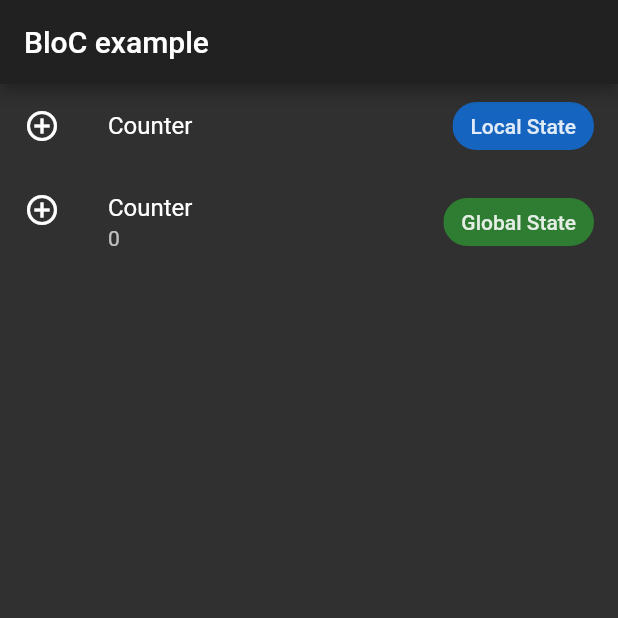
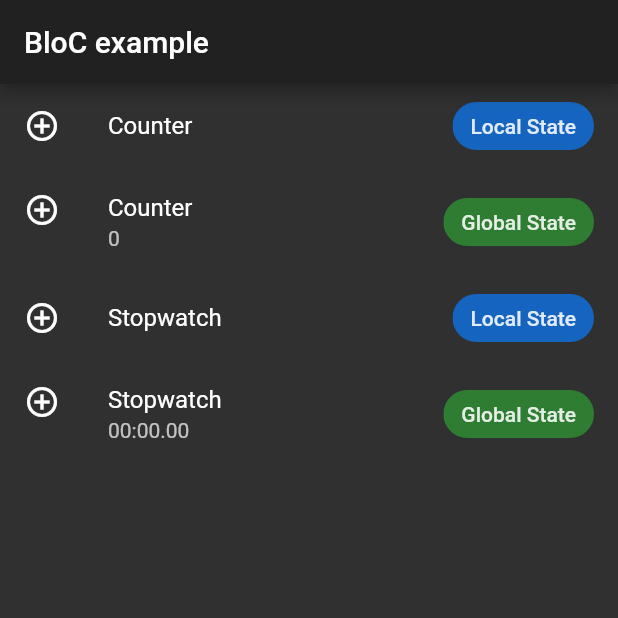
Before and after one commit to cgustav/learn_flutter, a Flutter app: the screen it shows after launch, on a phone screen of 412 x 824 dp, the top half of it. Run offline on Flutter 3.47's test engine with Material 2 defaults, Android fonts, the phone set to English and light mode, and no system bars; our stand-ins replace equatable, rxdart.

Commit message:
part 3 pre lib refactor

```diff
--- a/learn_bloc_arch_implementation/lib/counter_bloc.dart
+++ b/learn_bloc_arch_implementation/lib/blocs/counter_bloc.dart
@@ -1,4 +1,4 @@
-import 'bloc/bloc.dart';
+import 'package:learn_bloc_arch_implementation/bloc/bloc.dart';
 import 'package:learn_bloc_arch_implementation/bloc/transitions.dart';
 
 enum CounterEvent { increment, decrement, reset }
--- /dev/null
+++ b/learn_bloc_arch_implementation/lib/blocs/stopwatch_bloc.dart
@@ -0,0 +1,167 @@
+import 'package:equatable/equatable.dart';
+import 'package:meta/meta.dart';
+import 'dart:async';
+import 'package:learn_bloc_arch_implementation/bloc/bloc.dart';
+
+/// Eventos
+/// ---
+/// En este caso, a diferencia de [CounterBloc]
+/// [StopWatchBloc] no solo consta de eventos
+/// del tipo enum, ya que consta de lógica compleja
+/// como en el caso del evento [update] necesita
+/// input de datos.
+/// Al ser un Bloc más complejo, necesitaremos
+/// implementar la librería [Equatable]
+///
+// // enum StopWatchEvent { start, stop, reset, update }
+abstract class StopwatchEvent extends Equatable {
+  StopwatchEvent([List props = const []]);
+
+  @override
+  List<Object> get props => props;
+}
+
+class StartStopWatch extends StopwatchEvent {
+  @override
+  String toString() => 'StartStopwatch';
+}
+
+class StopStopWatch extends StopwatchEvent {
+  @override
+  String toString() => 'StopStopwatch';
+}
+
+class ResetStopWatch extends StopwatchEvent {
+  @override
+  String toString() => 'ResetStopWatch';
+}
+
+class UpdateStopWatch extends StopwatchEvent {
+  final Duration time;
+
+  UpdateStopWatch(this.time) : super([time]);
+
+  @override
+  String toString() =>
+      'UpdateStopwatch {timeInMilliseconds: ${time.inMilliseconds}}';
+}
+
+///Estados
+///---
+///
+
+class StopwatchState extends Equatable {
+  final Duration time;
+  final bool isInitial;
+  final bool isRunning;
+  final bool isSpecial;
+
+  StopwatchState({
+    @required this.time,
+    @required this.isInitial,
+    @required this.isRunning,
+    @required this.isSpecial,
+  });
+
+  factory StopwatchState.initial() {
+    return StopwatchState(
+      time: Duration(milliseconds: 0),
+      isInitial: true,
+      isRunning: false,
+      isSpecial: false,
+    );
+  }
+
+  int get minutes => time.inMinutes.remainder(60);
+  int get seconds => time.inSeconds.remainder(60);
+  int get hundredths => (time.inMilliseconds / 10).floor().remainder(100);
+
+  String get timeFormatted {
+    String toTwoDigits(int n) {
+      if (n >= 10) return "$n";
+      return "0$n";
+    }
+
+    return '${toTwoDigits(minutes)}:${toTwoDigits(seconds)}.${toTwoDigits(hundredths)}';
+  }
+
+  StopwatchState copyWith({
+    Duration time,
+    bool isInitial,
+    bool isRunning,
+    bool isSpecial,
+  }) {
+    return StopwatchState(
+      time: time ?? this.time,
+      isInitial: isInitial ?? this.isInitial,
+      isRunning: isRunning ?? this.isRunning,
+      isSpecial: isSpecial ?? this.isSpecial,
+    );
+  }
+
+  @override
+  List<Object> get props => [time, isInitial, isRunning, isSpecial];
+
+  @override
+  String toString() =>
+      'StopwatchState { timeFormated: $timeFormatted, isInitial: $isInitial, isRunning: $isRunning, isSpecial: $isSpecial }';
+}
+
+///BLOC
+///---
+///
+
+class StopwatchBloc extends Bloc<StopwatchEvent, StopwatchState> {
+  int _elapsedTimeInMilliseconds = 0;
+  StreamSubscription _streamPeriodSubscription;
+
+  @override
+  void dispose() {
+    _streamPeriodSubscription?.cancel();
+    _streamPeriodSubscription = null;
+
+    super.dispose();
+  }
+
+  @override
+  StopwatchState get initialState => StopwatchState.initial();
+
+  @override
+  Stream<StopwatchState> mapEventToState(StopwatchEvent event) async* {
+    //Start StopWatch Event
+    //->Update StopWatch every 10 milliseconds State
+    if (event is StartStopWatch) {
+      if (_streamPeriodSubscription == null)
+        _streamPeriodSubscription =
+            Stream.periodic(Duration(milliseconds: 10)).listen((_) {
+          _elapsedTimeInMilliseconds += 10;
+          dispatch(UpdateStopWatch(
+              Duration(milliseconds: _elapsedTimeInMilliseconds)));
+        });
+    }
+    //Update Stopwatch Event
+    else if (event is UpdateStopWatch) {
+      final bool isSpecial = event.time.inMilliseconds % 3000 == 0;
+
+      yield StopwatchState(
+        time: event.time,
+        isInitial: false,
+        isRunning: true,
+        isSpecial: isSpecial,
+      );
+      //Stop Stopwatch Event
+      // -> Copy of Stopwatch State with [isRunning] false
+    } else if (event is StopStopWatch) {
+      _streamPeriodSubscription.cancel();
+      _streamPeriodSubscription = null;
+
+      yield currentState.copyWith(isRunning: false);
+    }
+    //Reset Stopwatch Event
+    // -> Stopwatch with [initial] State
+    else if (event is ResetStopWatch) {
+      _elapsedTimeInMilliseconds = 0;
+      if (!currentState.isRunning) yield StopwatchState.initial();
+    }
+  }
+}
--- a/learn_bloc_arch_implementation/lib/counter_screen_v1.dart
+++ b/learn_bloc_arch_implementation/lib/counter_screen_v1.dart
@@ -1,5 +1,5 @@
 import 'package:flutter/material.dart';
-import 'package:learn_bloc_arch_implementation/counter_bloc.dart';
+import 'package:learn_bloc_arch_implementation/blocs/counter_bloc.dart';
 import 'package:learn_bloc_arch_implementation/flutter_bloc/bloc_builder.dart';
 import 'action_button.dart';
 
--- /dev/null
+++ b/learn_bloc_arch_implementation/lib/flutter_bloc/bloc_listener.dart
@@ -0,0 +1,87 @@
+import 'dart:async';
+
+import 'package:flutter/widgets.dart';
+import 'package:learn_bloc_arch_implementation/bloc/bloc.dart';
+
+typedef BlocWidgetListener<S> = void Function(BuildContext context, S state);
+
+class BlocListener<E, S> extends StatefulWidget {
+  final Bloc<E, S> bloc;
+  final BlocWidgetListener<S> listener;
+  final Widget child;
+
+  BlocListener({
+    Key key,
+    this.bloc,
+    this.listener,
+    this.child,
+  })  : assert(bloc != null),
+        assert(listener != null),
+        super(key: key);
+
+  BlocListener<E, S> copyWith(Widget child) {
+    return BlocListener<E, S>(
+      key: key,
+      bloc: bloc,
+      listener: listener,
+      child: child,
+    );
+  }
+
+  // BlocListener<E,S> copyWith({Bloc<E,S> bloc, BlocWidgetListener listener, Widget child,})=>{}
+
+  @override
+  _BlocListenerState<E, S> createState() => _BlocListenerState<E, S>();
+}
+
+class _BlocListenerState<E, S> extends State<BlocListener<E, S>> {
+  StreamSubscription<S> _subscription;
+
+  @override
+  void initState() {
+    super.initState();
+    _subscribe();
+  }
+
+  @override
+  void dispose() {
+    _unsubscribe();
+    super.dispose();
+  }
+
+  @override
+  void didUpdateWidget(BlocListener<E, S> oldWidget) {
+    super.didUpdateWidget(oldWidget);
+    if (oldWidget.bloc.state != widget.bloc.state) {
+      if (_subscription != null) _unsubscribe();
+      _subscribe();
+    }
+  }
+
+  @override
+  Widget build(BuildContext context) {
+    return widget.child;
+  }
+
+  ///Escucha el listener de entrada del bloc objetivo
+  ///y emite eventos correspondientes a los widgets
+  ///implementados con [BlocListener].
+  ///
+  ///Por defecto evita escuchar el primer elemento
+  ///de entrada.
+  void _subscribe() {
+    if (widget.bloc.state != null)
+      _subscription = widget.bloc.state.skip(1).listen((S state) {
+        widget.listener.call(context, state);
+      });
+  }
+
+  ///Cierra el listener asociado y
+  ///la variable subscription
+  void _unsubscribe() {
+    if (_subscription != null) {
+      _subscription.cancel();
+      _subscription = null;
+    }
+  }
+}
--- /dev/null
+++ b/learn_bloc_arch_implementation/lib/flutter_bloc/bloc_listener_tree.dart
@@ -0,0 +1,27 @@
+import 'package:flutter/widgets.dart';
+import 'package:learn_bloc_arch_implementation/flutter_bloc/bloc_listener.dart';
+import 'bloc_provider.dart';
+
+class BlocListenerTree extends StatelessWidget {
+  final List<BlocListener> blocListeners;
+  final Widget child;
+
+  BlocListenerTree({
+    Key key,
+    @required this.blocListeners,
+    @required this.child,
+  })  : assert(blocListeners != null),
+        assert(child != null),
+        super(key: key);
+
+  @override
+  Widget build(BuildContext context) {
+    Widget tree = child;
+
+    for (var blocListener in blocListeners.reversed) {
+      tree = blocListener.copyWith(tree);
+    }
+
+    return tree;
+  }
+}
--- a/learn_bloc_arch_implementation/lib/flutter_bloc/bloc_provider.dart
+++ b/learn_bloc_arch_implementation/lib/flutter_bloc/bloc_provider.dart
@@ -1,22 +1,30 @@
 import 'package:flutter/widgets.dart';
 import 'package:learn_bloc_arch_implementation/bloc/bloc.dart';
 
-class BlocProvider<T extends Bloc<dynamic, dynamic>> extends InheritedWidget {
-  final T bloc;
+typedef BlocProviderBuilder<T extends Bloc<dynamic, dynamic>> = T Function(
+    BuildContext context);
+
+class BlocProvider<T extends Bloc<dynamic, dynamic>> extends StatefulWidget {
+  // final T bloc;
   final Widget child;
-
+  final bool dispose;
+  final BlocProviderBuilder<T> builder;
   BlocProvider({
     Key key,
-    @required this.bloc,
+    @required this.builder,
     this.child,
-  })  : assert(bloc != null),
-        super(key: key, child: child);
+    this.dispose = true,
+  })  : assert(builder != null),
+        super(key: key);
+
+  @override
+  _BlocProviderState<T> createState() => _BlocProviderState<T>();
 
   static T of<T extends Bloc<dynamic, dynamic>>(BuildContext context) {
-    // final type = _typeof<BlocProvider<T>>();
-    final BlocProvider<T> provider = context
-        .getElementForInheritedWidgetOfExactType<BlocProvider<T>>()
-        ?.widget as BlocProvider<T>;
+    // final type = _typeof<_InheritedBlocProvider<T>>();
+    final _InheritedBlocProvider<T> provider = context
+        .getElementForInheritedWidgetOfExactType<_InheritedBlocProvider<T>>()
+        ?.widget as _InheritedBlocProvider<T>;
 
     if (provider == null)
       throw FlutterError(
@@ -25,12 +33,62 @@ class BlocProvider<T extends Bloc<dynamic, dynamic>> extends InheritedWidget {
       return provider?.bloc;
   }
 
-  ///Retorna una copia del bloc provider cambiando el child
   BlocProvider<T> copyWith(Widget child) => BlocProvider<T>(
         key: key,
-        bloc: bloc,
+        // dispose: dispose,
+        builder: builder,
         child: child,
       );
+}
+
+class _BlocProviderState<T extends Bloc<dynamic, dynamic>>
+    extends State<BlocProvider<T>> {
+  T _bloc;
+
+  @override
+  void initState() {
+    super.initState();
+    _bloc = widget.builder(context);
+    if (_bloc == null)
+      throw FlutterError('BlocProvider builder method did not return a Bloc');
+  }
+
+  @override
+  void dispose() {
+    if (widget.dispose ?? true) {
+      _bloc.dispose();
+    }
+    super.dispose();
+  }
+
+  @override
+  Widget build(BuildContext context) {
+    return _InheritedBlocProvider(
+      // child: child,
+      bloc: _bloc,
+      child: widget.child,
+    );
+  }
+}
+
+class _InheritedBlocProvider<T extends Bloc<dynamic, dynamic>>
+    extends InheritedWidget {
+  final T bloc;
+  final Widget child;
+
+  _InheritedBlocProvider({
+    Key key,
+    @required this.bloc,
+    this.child,
+  })  : assert(bloc != null),
+        super(key: key, child: child);
+
+  ///Retorna una copia del bloc provider cambiando el child
+  // _InheritedBlocProvider<T> copyWith(Widget child) => _InheritedBlocProvider<T>(
+  //       key: key,
+  //       bloc: bloc,
+  //       child: child,
+  //     );
 
   //?No notificará a los widgets herederos
   //de [Bloc Provider] sobre posibles cambios
--- /dev/null
+++ b/learn_bloc_arch_implementation/lib/flutter_bloc/bloc_provider_tree.dart
@@ -0,0 +1,26 @@
+import 'package:flutter/widgets.dart';
+import 'bloc_provider.dart';
+
+class BlocProviderTree extends StatelessWidget {
+  final List<BlocProvider> blocProviders;
+  final Widget child;
+
+  BlocProviderTree({
+    Key key,
+    @required this.blocProviders,
+    @required this.child,
+  })  : assert(blocProviders != null),
+        assert(child != null),
+        super(key: key);
+
+  @override
+  Widget build(BuildContext context) {
+    Widget tree = child;
+
+    for (var blocProvider in blocProviders.reversed) {
+      tree = blocProvider.copyWith(tree);
+    }
+
+    return tree;
+  }
+}
--- a/learn_bloc_arch_implementation/lib/home_screen.dart
+++ b/learn_bloc_arch_implementation/lib/home_screen.dart
@@ -1,8 +1,12 @@
 import 'package:flutter/material.dart';
-import 'package:learn_bloc_arch_implementation/counter_bloc.dart';
+import 'package:learn_bloc_arch_implementation/blocs/counter_bloc.dart';
+import 'package:learn_bloc_arch_implementation/blocs/stopwatch_bloc.dart';
 import 'package:learn_bloc_arch_implementation/counter_screen.dart';
 import 'package:learn_bloc_arch_implementation/flutter_bloc/bloc_builder.dart';
+import 'package:learn_bloc_arch_implementation/flutter_bloc/bloc_listener.dart';
+import 'package:learn_bloc_arch_implementation/flutter_bloc/bloc_listener_tree.dart';
 import 'package:learn_bloc_arch_implementation/flutter_bloc/bloc_provider.dart';
+import 'package:learn_bloc_arch_implementation/stopwatch_screen.dart';
 
 class HomeScreen extends StatelessWidget {
   const HomeScreen({Key key}) : super(key: key);
@@ -16,8 +20,32 @@ class HomeScreen extends StatelessWidget {
     ///Para acceder al evento actual de [CounterBloc]
     ///a través de [BlocProvider] con [InheritedWidget]
     final counterBloc = BlocProvider.of<CounterBloc>(context);
+    final stopwatchBloc = BlocProvider.of<StopwatchBloc>(context);
 
-    return Scaffold(
+    return BlocListenerTree(
+      blocListeners: [
+        BlocListener<CounterEvent, int>(
+          bloc: counterBloc,
+          listener: (BuildContext context, int state) {
+            if (state == 10) {
+              showDialog(
+                  context: context,
+                  builder: (_) => AlertDialog(
+                        content: Text('Count: $state'),
+                      ));
+            }
+          },
+        ),
+        BlocListener<StopwatchEvent, StopwatchState>(
+          bloc: stopwatchBloc,
+          listener: (BuildContext context, StopwatchState state) {
+            if (state.time.inMilliseconds == 10000) if (!Navigator.of(context)
+                .canPop())
+              _pushScreen(context, StopwatchScreenWithGlobalState());
+          },
+        )
+      ],
+      child: Scaffold(
         appBar: AppBar(
           title: Text('BloC example'),
         ),
@@ -48,8 +76,39 @@ class HomeScreen extends StatelessWidget {
                 backgroundColor: Colors.green[800],
               ),
               onTap: () => _pushScreen(context, CounterScreenWithGlobalState()),
-          )
+            ),
+            ListTile(
+              leading: Icon(Icons.add_circle_outline),
+              title: Text('Stopwatch'),
+              trailing: Chip(
+                label: Text('Local State'),
+                backgroundColor: Colors.blue[800],
+              ),
+              onTap: () =>
+                  _pushScreen(context, StopwatchScreenWithLocalState()),
+            ),
+            ListTile(
+              leading: Icon(Icons.add_circle_outline),
+              title: Text('Stopwatch'),
+              subtitle: BlocBuilder(
+                  bloc: stopwatchBloc,
+                  builder: (BuildContext context, StopwatchState state) {
+                    return Text('${state.timeFormatted}');
+                  }),
+              onLongPress: () {
+                (stopwatchBloc.currentState.isRunning)
+                    ? stopwatchBloc.dispatch(StopStopWatch())
+                    : stopwatchBloc.dispatch(StartStopWatch());
+              },
+              trailing: Chip(
+                label: Text('Global State'),
+                backgroundColor: Colors.green[800],
+              ),
+              onTap: () =>
+                  _pushScreen(context, StopwatchScreenWithGlobalState()),
+            ),
           ],
+        ),
       ),
     );
   }
```
Also changed, not shown: learn_bloc_arch_implementation/lib/counter_screen.dart (+21 -20 lines), learn_bloc_arch_implementation/lib/main.dart (+24 -4 lines), learn_bloc_arch_implementation/lib/stopwatch_screen.dart (added, +146 -0 lines), 1 other file. Lines whose indentation alone changed are shown as unchanged.
